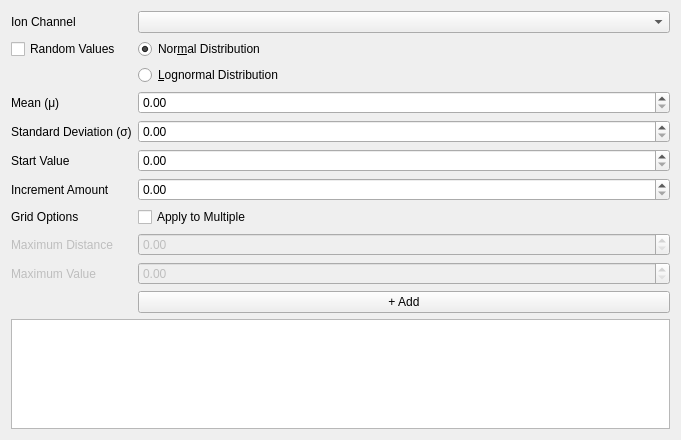
This is GridEditor/ionchannelconfig.ui in hundlab/LongQt as Qt 5 draws it before an edit. The edited form follows.
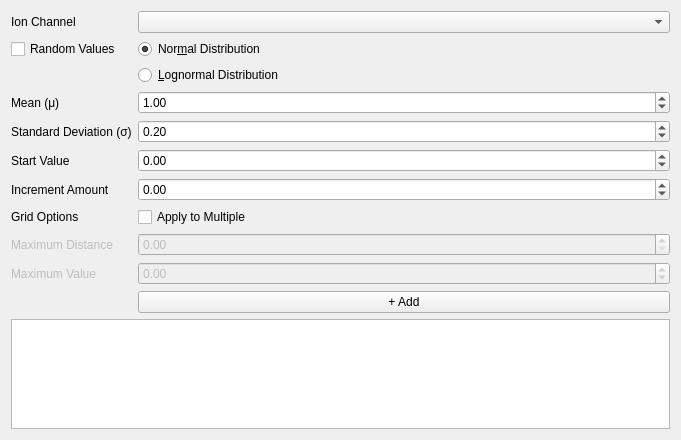
This is the edited form.

```diff
--- a/GridEditor/ionchannelconfig.ui
+++ b/GridEditor/ionchannelconfig.ui
@@ -41,6 +41,15 @@
        <property name="visible">
         <bool>false</bool>
        </property>
+       <property name="minimum">
+        <double>-10.000000000000000</double>
+       </property>
+       <property name="maximum">
+        <double>10.000000000000000</double>
+       </property>
+       <property name="value">
+        <double>1.000000000000000</double>
+       </property>
       </widget>
      </item>
      <item row="9" column="0">
@@ -58,6 +67,15 @@
        <property name="visible">
         <bool>false</bool>
        </property>
+       <property name="minimum">
+        <double>-10.000000000000000</double>
+       </property>
+       <property name="maximum">
+        <double>10.000000000000000</double>
+       </property>
+       <property name="value">
+        <double>0.200000000000000</double>
+       </property>
       </widget>
      </item>
      <item row="10" column="0">
@@ -68,7 +86,14 @@
       </widget>
      </item>
      <item row="10" column="1">
-      <widget class="QDoubleSpinBox" name="startVal"/>
+      <widget class="QDoubleSpinBox" name="startVal">
+       <property name="minimum">
+        <double>-10.000000000000000</double>
+       </property>
+       <property name="maximum">
+        <double>10.000000000000000</double>
+       </property>
+      </widget>
      </item>
      <item row="13" column="0">
       <widget class="QLabel" name="incAmtLabel">
@@ -78,7 +103,14 @@
       </widget>
      </item>
      <item row="13" column="1">
-      <widget class="QDoubleSpinBox" name="incAmt"/>
+      <widget class="QDoubleSpinBox" name="incAmt">
+       <property name="minimum">
+        <double>-10.000000000000000</double>
+       </property>
+       <property name="maximum">
+        <double>10.000000000000000</double>
+       </property>
+      </widget>
      </item>
      <item row="14" column="0">
       <widget class="QLabel" name="gridOpsLabel">
@@ -109,6 +141,9 @@
        <property name="enabled">
         <bool>false</bool>
        </property>
+       <property name="maximum">
+        <double>400.000000000000000</double>
+       </property>
       </widget>
      </item>
      <item row="16" column="0">
@@ -126,6 +161,12 @@
        <property name="enabled">
         <bool>false</bool>
        </property>
+       <property name="minimum">
+        <double>-10.000000000000000</double>
+       </property>
+       <property name="maximum">
+        <double>10.000000000000000</double>
+       </property>
       </widget>
      </item>
      <item row="17" column="1">
@@ -137,25 +178,25 @@
      </item>
      <item row="5" column="1">
       <widget class="QRadioButton" name="normalDist">
+       <property name="visible">
+        <bool>false</bool>
+       </property>
        <property name="text">
         <string>Nor&amp;mal Distribution</string>
        </property>
        <property name="checked">
         <bool>true</bool>
        </property>
-	   <property name="visible">
-		   <bool>false</bool>
-	   </property>
       </widget>
      </item>
      <item row="6" column="1">
       <widget class="QRadioButton" name="lognormalDist">
+       <property name="visible">
+        <bool>false</bool>
+       </property>
        <property name="text">
         <string>&amp;Lognormal Distribution</string>
        </property>
-	   <property name="visible">
-		   <bool>false</bool>
-	   </property>
       </widget>
      </item>
      <item row="5" column="0">
```
